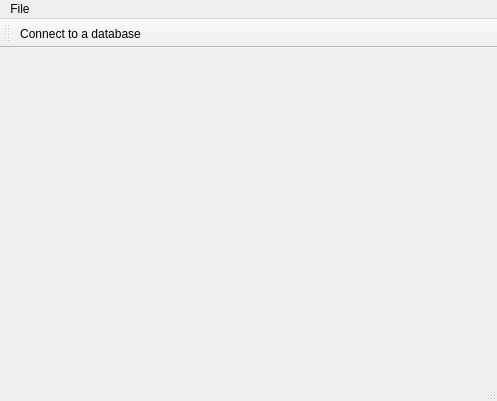
Old version of the form MainWindow.ui in the repository cykusz/rejestr.
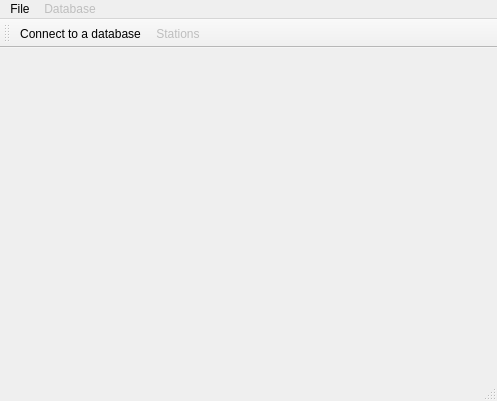
New version of the form. Icons and pictures are not drawn.

```diff
--- a/MainWindow.ui
+++ b/MainWindow.ui
@@ -2,6 +2,9 @@
 <ui version="4.0">
  <class>MainWindow</class>
  <widget class="QMainWindow" name="MainWindow">
+  <property name="enabled">
+   <bool>true</bool>
+  </property>
   <property name="geometry">
    <rect>
     <x>0</x>
@@ -29,7 +32,17 @@
     </property>
     <addaction name="actionConnect_to_a_database"/>
    </widget>
+   <widget class="QMenu" name="menuDatabase">
+    <property name="enabled">
+     <bool>false</bool>
+    </property>
+    <property name="title">
+     <string>Database</string>
+    </property>
+    <addaction name="actionStations"/>
+   </widget>
    <addaction name="menuFile"/>
+   <addaction name="menuDatabase"/>
   </widget>
   <widget class="QToolBar" name="mainToolBar">
    <attribute name="toolBarArea">
@@ -39,6 +52,7 @@
     <bool>false</bool>
    </attribute>
    <addaction name="actionConnect_to_a_database"/>
+   <addaction name="actionStations"/>
   </widget>
   <widget class="QStatusBar" name="statusBar"/>
   <action name="actionConnect_to_a_database">
@@ -50,6 +64,18 @@
     <string>Connect to a database</string>
    </property>
   </action>
+  <action name="actionStations">
+   <property name="enabled">
+    <bool>false</bool>
+   </property>
+   <property name="icon">
+    <iconset resource="resources.qrc">
+     <normaloff>:/icons/Hangar-32.png</normaloff>:/icons/Hangar-32.png</iconset>
+   </property>
+   <property name="text">
+    <string>Stations</string>
+   </property>
+  </action>
  </widget>
  <layoutdefault spacing="6" margin="11"/>
  <resources>
```
